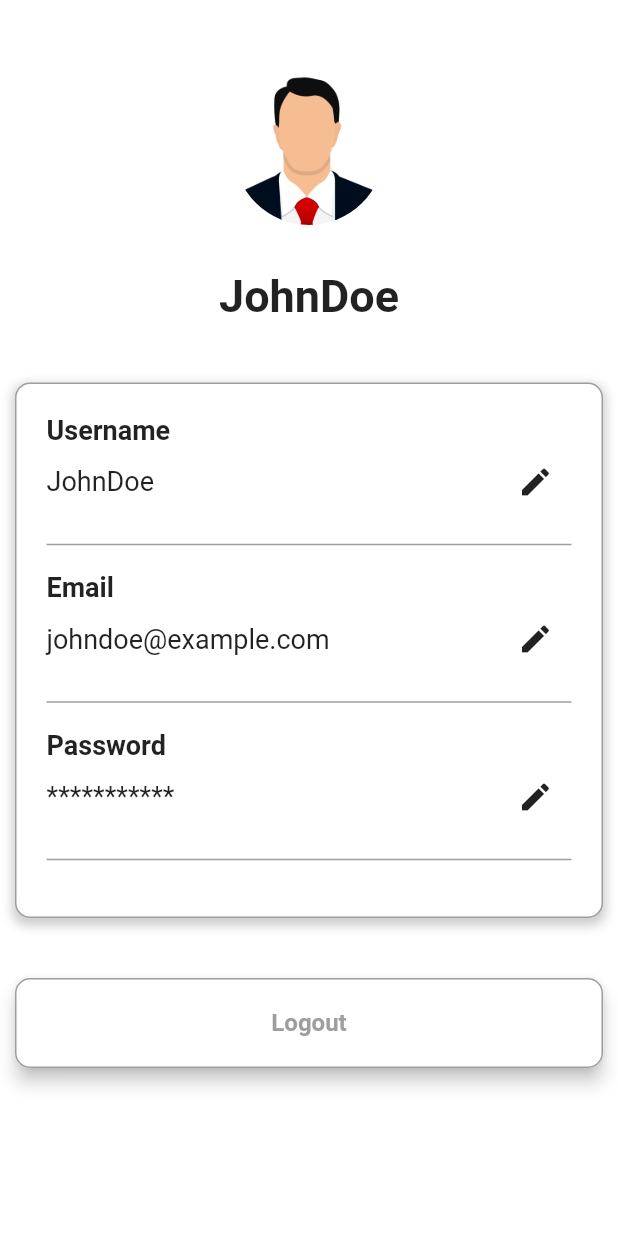
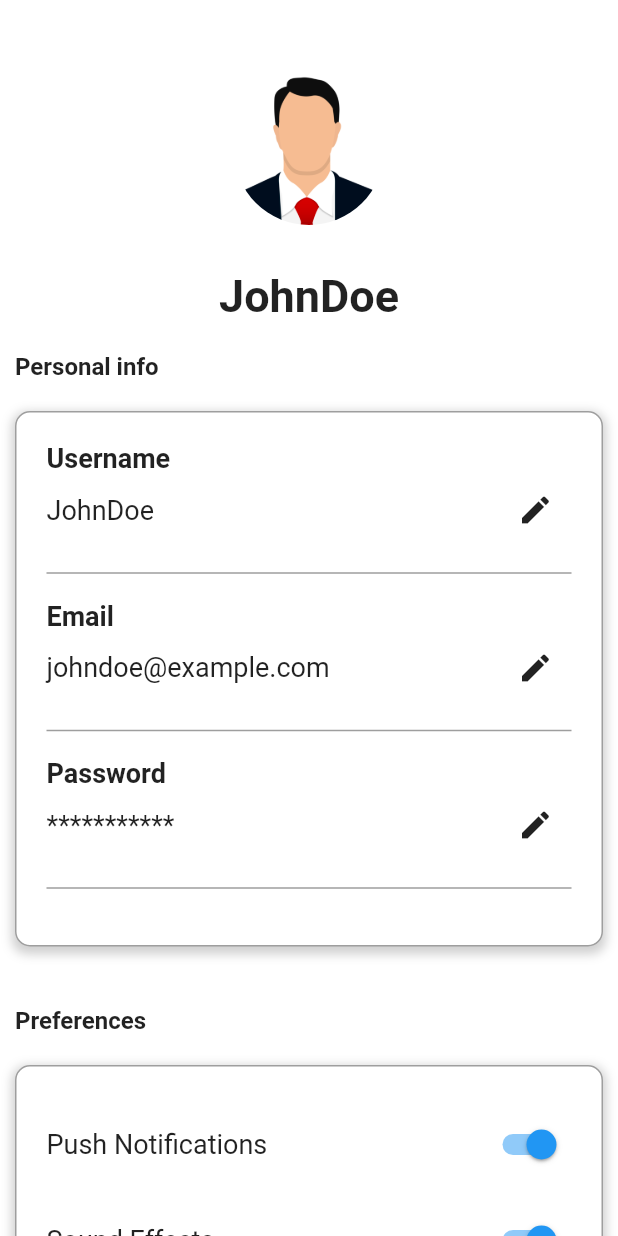
Before and after one commit to TruongGiaBao299/Final-Flutter-App, a Flutter app: the ProfileScreen screen opened directly, on a phone screen of 412 x 824 dp. Run offline on Flutter 3.47's test engine with Material 3 defaults, Android fonts, the phone set to English and light mode, and no system bars.

Commit message:
update profile

```diff
--- a/exam/lib/profile_screen.dart
+++ b/exam/lib/profile_screen.dart
@@ -1,4 +1,22 @@
 import 'package:flutter/material.dart';
+
+void main() {
+  runApp(MyApp());
+}
+
+class MyApp extends StatelessWidget {
+  @override
+  Widget build(BuildContext context) {
+    return MaterialApp(
+      title: 'Profile Demo',
+      theme: ThemeData(
+        primarySwatch: Colors.blue,
+        visualDensity: VisualDensity.adaptivePlatformDensity,
+      ),
+      home: ProfileScreen(),
+    );
+  }
+}
 
 class ProfileScreen extends StatefulWidget {
   @override
@@ -9,6 +27,8 @@ class _ProfileScreenState extends State<ProfileScreen> {
   String _username = 'JohnDoe';
   String _email = 'johndoe@example.com';
   String _password = 'password123';
+  bool _pushNotificationsEnabled = true;
+  bool _soundEffectsEnabled = true;
 
   @override
   Widget build(BuildContext context) {
@@ -19,28 +39,51 @@ class _ProfileScreenState extends State<ProfileScreen> {
           child: Padding(
             padding: const EdgeInsets.symmetric(horizontal: 10),
             child: Column(
-              crossAxisAlignment: CrossAxisAlignment.center,
+              crossAxisAlignment: CrossAxisAlignment.start,
               children: [
                 const SizedBox(height: 50),
-                const CircleAvatar(
+                const Center(
+                  child: CircleAvatar(
                     radius: 50,
                     backgroundImage: AssetImage('assets/avatar.png'),
                     backgroundColor: Colors.transparent,
                     foregroundColor: Colors.black,
                   ),
+                ),
                 const SizedBox(height: 30),
-                Text(
+                Center(
+                  child: Text(
                     _username,
                     style: const TextStyle(
                         fontSize: 30, fontWeight: FontWeight.bold),
                   ),
+                ),
                 const SizedBox(height: 20),
+                const Text(
+                  'Personal info',
+                  style: TextStyle(fontSize: 16, fontWeight: FontWeight.bold),
+                ),
                 PersonalInfoBox(
                   username: _username,
                   email: _email,
                   password: _password,
                   onChanged: (String username, String email, String password) {
                     _updateInfo(username, email, password);
+                  },
+                ),
+                const SizedBox(height: 20),
+                const Text(
+                  'Preferences',
+                  style: TextStyle(fontSize: 16, fontWeight: FontWeight.bold),
+                ),
+                PreferencesInfoBox(
+                  pushNotificationsEnabled: _pushNotificationsEnabled,
+                  soundEffectsEnabled: _soundEffectsEnabled,
+                  onToggle: (bool pushNotifications, bool soundEffects) {
+                    setState(() {
+                      _pushNotificationsEnabled = pushNotifications;
+                      _soundEffectsEnabled = soundEffects;
+                    });
                   },
                 ),
                 const SizedBox(height: 20),
@@ -71,6 +114,7 @@ class _ProfileScreenState extends State<ProfileScreen> {
                     ),
                   ),
                 ),
+                const SizedBox(height: 30),
               ],
             ),
           ),
@@ -212,3 +256,75 @@ class PersonalInfoBox extends StatelessWidget {
     });
   }
 }
+
+class PreferencesInfoBox extends StatelessWidget {
+  final bool pushNotificationsEnabled;
+  final bool soundEffectsEnabled;
+  final Function(bool, bool) onToggle;
+
+  const PreferencesInfoBox({
+    Key? key,
+    required this.pushNotificationsEnabled,
+    required this.soundEffectsEnabled,
+    required this.onToggle,
+  }) : super(key: key);
+
+  @override
+  Widget build(BuildContext context) {
+    return Container(
+      padding: const EdgeInsets.all(20),
+      margin: const EdgeInsets.symmetric(vertical: 20),
+      decoration: BoxDecoration(
+        color: Colors.white,
+        boxShadow: [
+          BoxShadow(
+            color: Colors.grey.withOpacity(0.5),
+            spreadRadius: 2,
+            blurRadius: 5,
+            offset: const Offset(0, 3),
+          ),
+        ],
+        border: Border.all(color: Colors.grey),
+        borderRadius: BorderRadius.circular(10),
+      ),
+      child: Column(
+        crossAxisAlignment: CrossAxisAlignment.start,
+        children: [
+          _buildSwitchTile(
+            'Push Notifications',
+            pushNotificationsEnabled,
+            (value) {
+              onToggle(value, soundEffectsEnabled);
+            },
+          ),
+          _buildSwitchTile(
+            'Sound Effects',
+            soundEffectsEnabled,
+            (value) {
+              onToggle(pushNotificationsEnabled, value);
+            },
+          ),
+        ],
+      ),
+    );
+  }
+
+  Widget _buildSwitchTile(String label, bool value, Function(bool) onChanged) {
+    return Padding(
+      padding: const EdgeInsets.symmetric(vertical: 8.0),
+      child: Row(
+        mainAxisAlignment: MainAxisAlignment.spaceBetween,
+        children: [
+          Text(
+            label,
+            style: const TextStyle(fontSize: 18),
+          ),
+          Switch(
+            value: value,
+            onChanged: onChanged,
+          ),
+        ],
+      ),
+    );
+  }
+}
```
Lines whose indentation alone changed are shown as unchanged.
